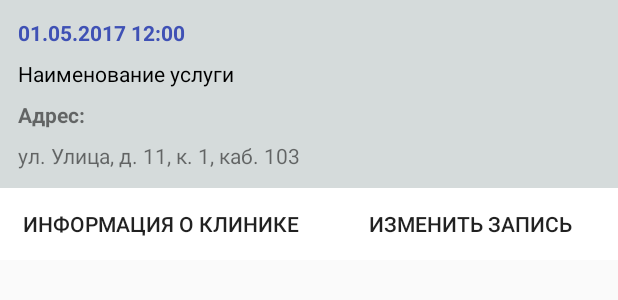
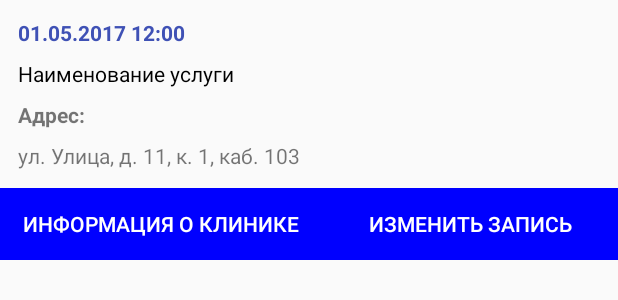
Before and after one commit to MariaNemova/ingos, an Android app: the layout activity_registry_info.xml on its own in the app's theme, with its tools: preview values and no code run, on a phone screen of 412 x 824 dp. Shown: the top 300 px of the screen. Run offline under Robolectric (Android 15) with nearby library versions, the light colour scheme and no system bars.

Commit message:
Небольшая поправка в предыдущий коммит

```diff
--- a/app/src/main/res/layout/activity_registry_info.xml
+++ b/app/src/main/res/layout/activity_registry_info.xml
@@ -11,7 +11,6 @@
         android:layout_width="match_parent"
         android:layout_height="match_parent"
         android:orientation="vertical"
-        android:background="@color/main_block"
         android:padding="8dp">
 
         <TextView
@@ -62,15 +61,17 @@
                 android:layout_width="wrap_content"
                 android:layout_height="wrap_content"
                 android:layout_weight="0.50"
-                android:background="@color/White"
+                android:background="@color/Blue"
+                android:textColor="@color/White"
                 android:text="@string/btn_full_info" />
 
             <Button
                 android:id="@+id/button3"
                 android:layout_width="wrap_content"
                 android:layout_height="wrap_content"
-                android:background="@color/White"
+                android:background="@color/Blue"
                 android:layout_weight="1"
+                android:textColor="@color/White"
                 android:text="@string/btn_edit_registry" />
 
 
```
